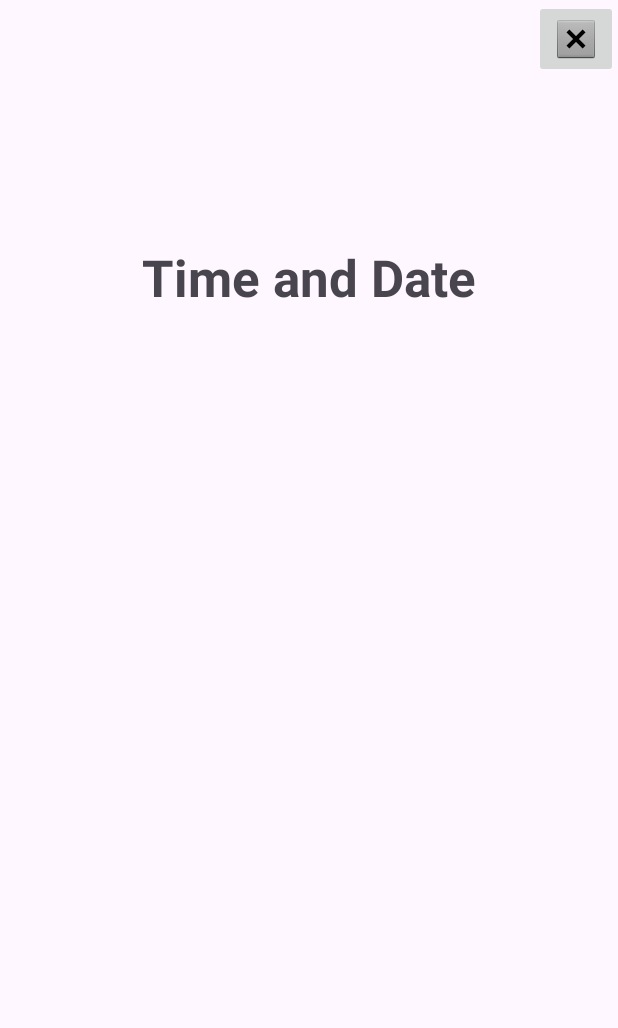
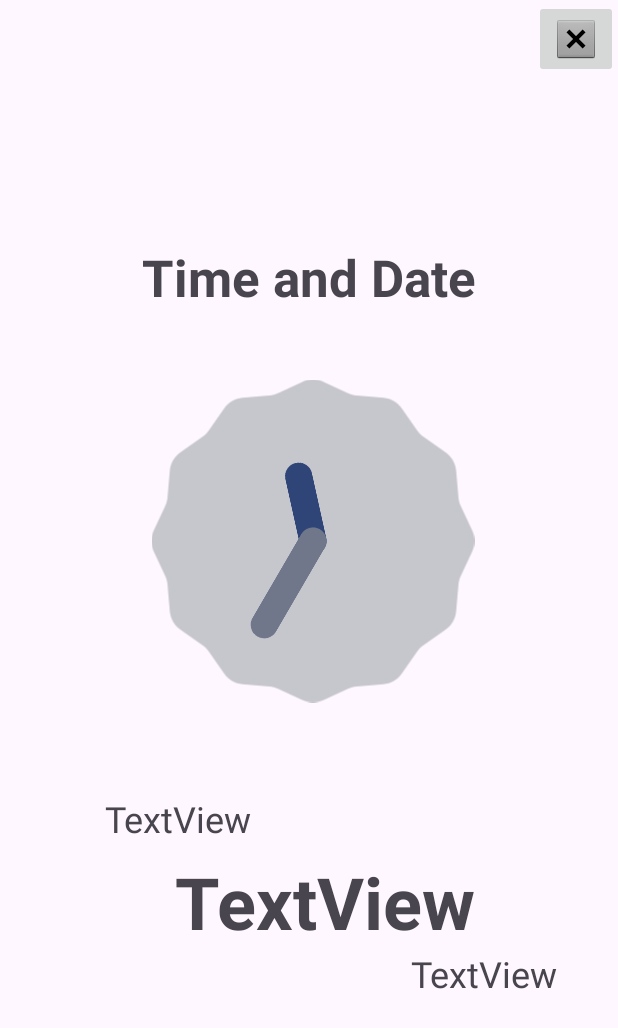
Before and after one commit to Sakif8004/Alzheimer-s-App, an Android app: the layout activity_time_date.xml on its own in the app's theme, with its tools: preview values and no code run, on a phone screen of 412 x 824 dp. Shown: the top 1028 px of the screen. Run offline under Robolectric (Android 15) with nearby library versions, the phone set to English and light mode, and no system bars.

Commit message:
Version 1.3.2

```diff
--- a/app/src/main/java/com/example/alzeimier/Time_Date.java
+++ b/app/src/main/java/com/example/alzeimier/Time_Date.java
@@ -4,18 +4,49 @@ import androidx.appcompat.app.AppCompatActivity;
 
 import android.content.Intent;
 import android.os.Bundle;
+import android.util.Log;
 import android.view.View;
+import android.widget.AnalogClock;
 import android.widget.Button;
 import android.widget.ImageButton;
+import android.widget.TextView;
+
+import java.text.DateFormat;
+import java.util.Calendar;
+import java.util.Date;
 
 public class Time_Date extends AppCompatActivity {
     private ImageButton ext;
+    AnalogClock analogClock;
+    TextView month,date,year;
 
     @Override
     protected void onCreate(Bundle savedInstanceState) {
         super.onCreate(savedInstanceState);
         setContentView(R.layout.activity_time_date);
         ext=findViewById(R.id.imageButton8);
+        month=findViewById(R.id.textView33);
+        date=findViewById(R.id.textView32);
+        year=findViewById(R.id.textView34);
+
+        analogClock=findViewById(R.id.analogclock);
+
+
+        Date currenttime= Calendar.getInstance().getTime();
+        String formatdate= DateFormat.getDateInstance(DateFormat.FULL).format(currenttime);
+
+        String[] splitDate=formatdate.split(",");
+
+
+        Log.d("myLOG", formatdate);
+        Log.d("myLOG", currenttime.toString());
+        month.setText(splitDate[1]);
+        date.setText(splitDate[0]);
+        year.setText(splitDate[2]);
+        Log.d("myLOG", splitDate[0].trim());
+        Log.d("myLOG", splitDate[1].trim());
+        Log.d("myLOG", splitDate[2].trim());
+
         ext.setOnClickListener(new View.OnClickListener() {
             @Override
             public void onClick(View view) {
--- a/app/src/main/res/layout/activity_time_date.xml
+++ b/app/src/main/res/layout/activity_time_date.xml
@@ -5,6 +5,17 @@
     android:layout_width="match_parent"
     android:layout_height="match_parent"
     tools:context=".Time_Date">
+
+    <AnalogClock
+        android:id="@+id/analogclock"
+        android:layout_width="215dp"
+        android:layout_height="231dp"
+        app:layout_constraintBottom_toBottomOf="parent"
+        app:layout_constraintEnd_toEndOf="parent"
+        app:layout_constraintHorizontal_bias="0.515"
+        app:layout_constraintStart_toStartOf="parent"
+        app:layout_constraintTop_toBottomOf="@+id/textView20"
+        app:layout_constraintVertical_bias="0.099" />
 
     <TextView
         android:id="@+id/textView20"
@@ -30,4 +41,51 @@
         app:layout_constraintTop_toTopOf="parent"
         app:layout_constraintVertical_bias="0.0"
         app:srcCompat="@android:drawable/btn_dialog" />
+
+    <TextView
+        android:id="@+id/textView32"
+        android:layout_width="wrap_content"
+        android:layout_height="wrap_content"
+        android:backgroundTint="#673AB7"
+        android:text="TextView"
+        android:textColorLink="#673AB7"
+        android:textSize="24sp"
+        app:layout_constraintBottom_toBottomOf="parent"
+        app:layout_constraintEnd_toEndOf="parent"
+        app:layout_constraintHorizontal_bias="0.222"
+        app:layout_constraintStart_toStartOf="parent"
+        app:layout_constraintTop_toBottomOf="@+id/textView20"
+        app:layout_constraintVertical_bias="0.551" />
+
+    <TextView
+        android:id="@+id/textView33"
+        android:layout_width="wrap_content"
+        android:layout_height="wrap_content"
+        android:backgroundTint="#673AB7"
+        android:text="TextView"
+        android:textColorLink="#673AB7"
+        android:textSize="48sp"
+        android:textStyle="bold"
+        app:layout_constraintBottom_toBottomOf="parent"
+        app:layout_constraintEnd_toEndOf="parent"
+        app:layout_constraintHorizontal_bias="0.549"
+        app:layout_constraintStart_toStartOf="parent"
+        app:layout_constraintTop_toBottomOf="@+id/textView20"
+        app:layout_constraintVertical_bias="0.655" />
+
+    <TextView
+        android:id="@+id/textView34"
+        android:layout_width="wrap_content"
+        android:layout_height="wrap_content"
+        android:layout_marginTop="132dp"
+        android:backgroundTint="#673AB7"
+        android:text="TextView"
+        android:textColorLink="#673AB7"
+        android:textSize="24sp"
+        app:layout_constraintBottom_toBottomOf="parent"
+        app:layout_constraintEnd_toEndOf="parent"
+        app:layout_constraintHorizontal_bias="0.872"
+        app:layout_constraintStart_toStartOf="parent"
+        app:layout_constraintTop_toBottomOf="@+id/textView20"
+        app:layout_constraintVertical_bias="0.649" />
 </androidx.constraintlayout.widget.ConstraintLayout>
```
